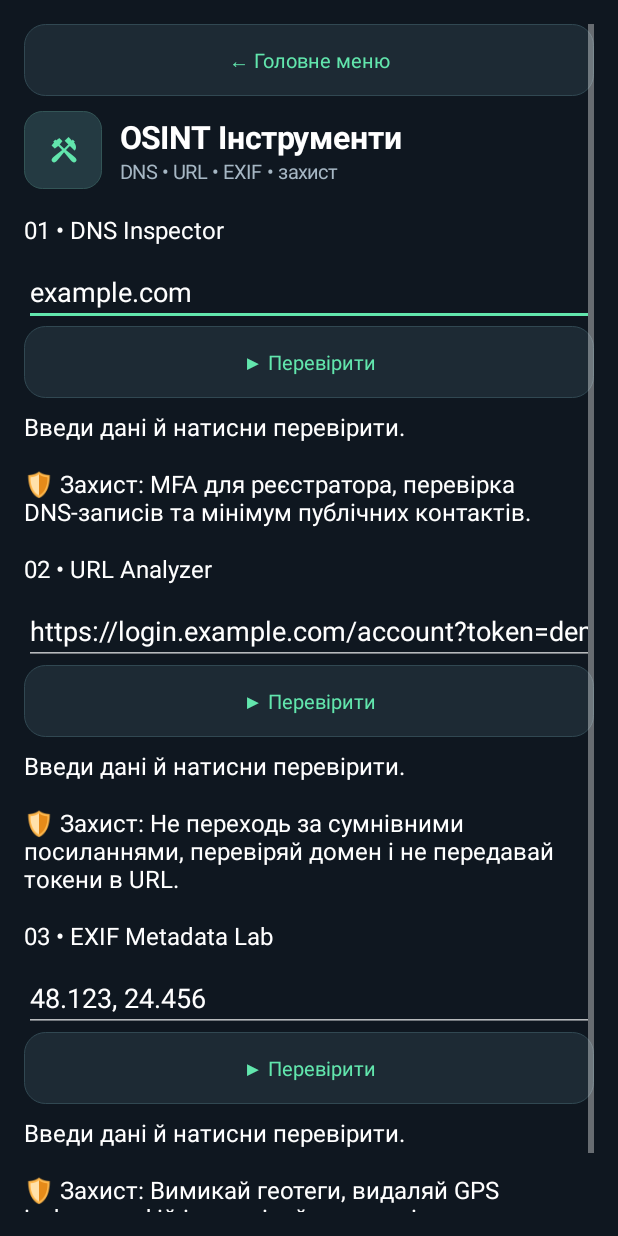
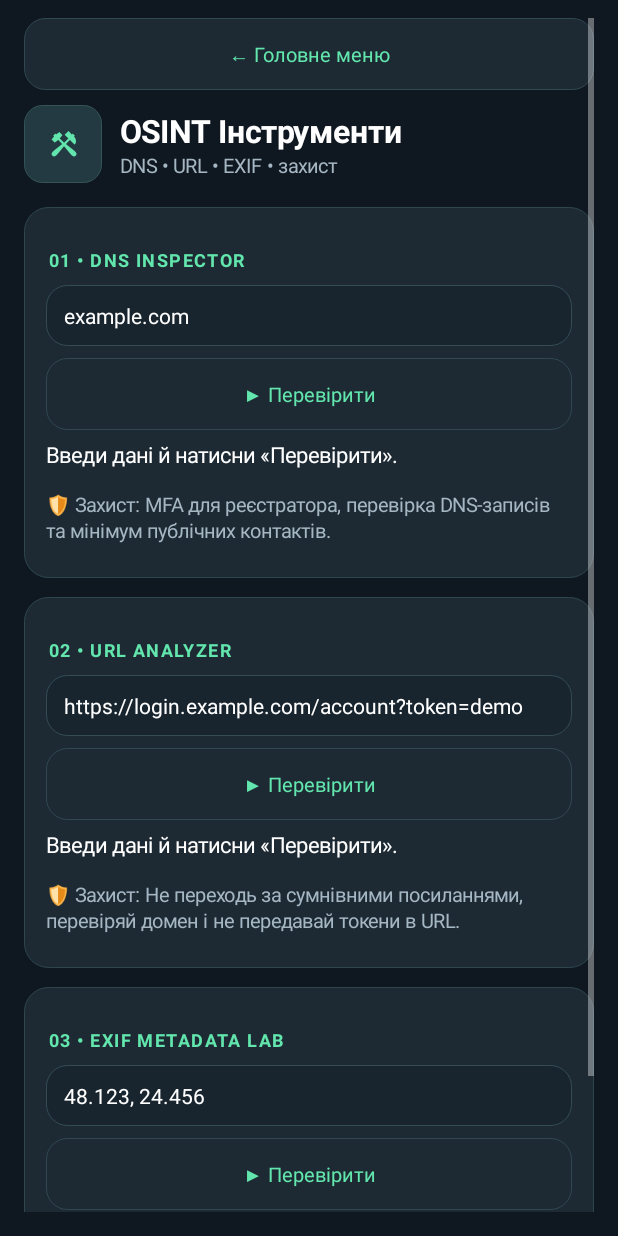
Before and after one commit to MrKanzo/Os1n7, an Android app: the ToolsActivity screen opened directly, with no data from a screen before it, on a phone screen of 412 x 824 dp. Run offline under Robolectric (Android 15) with nearby library versions, the phone set to English and light mode, and no system bars.

Commit message:
ui: group offline DNS URL EXIF exercises into clear cards

```diff
--- a/app/src/main/java/com/mrkanzo/os1n7/ToolsActivity.kt
+++ b/app/src/main/java/com/mrkanzo/os1n7/ToolsActivity.kt
@@ -7,34 +7,50 @@ import android.widget.*
 import java.net.URI
 
 class ToolsActivity : Activity() {
+    private fun dp(value: Int) = (value * resources.displayMetrics.density).toInt()
     override fun onCreate(savedInstanceState: Bundle?) {
         super.onCreate(savedInstanceState)
         val root=LinearLayout(this).apply {
             orientation=LinearLayout.VERTICAL
-            setPadding(24,24,24,24)
+            setPadding(dp(16),dp(12),dp(16),dp(16))
             setBackgroundColor(Color.rgb(15,23,32))
             setOnApplyWindowInsetsListener { v, ins ->
                 val bars=ins.getInsets(WindowInsets.Type.systemBars())
-                v.setPadding(24,bars.top+24,24,bars.bottom+24); ins
+                v.setPadding(dp(16),bars.top+dp(12),dp(16),bars.bottom+dp(16)); ins
             }
         }
         val scroll=ScrollView(this)
         val body=LinearLayout(this).apply { orientation=LinearLayout.VERTICAL }
         scroll.addView(body);root.addView(scroll);setContentView(root);root.requestApplyInsets()
-        fun label(value:String):TextView=TextView(this).apply {
-            text=value;textSize=16f;setTextColor(Color.WHITE);setPadding(0,12,0,12)
+        fun label(value:String, muted:Boolean=false):TextView=TextView(this).apply {
+            text=value;textSize=if(muted)13f else 14.5f
+            setTextColor(if(muted)Os1n7Ui.muted else Color.WHITE)
+            setPadding(0,dp(7),0,dp(8))
+            setLineSpacing(dp(2).toFloat(),1f)
         }
         fun exercise(title:String,example:String,defense:String,calc:(String)->String) {
-            body.addView(label(title))
-            val input=EditText(this).apply { setSingleLine(true);setText(example);setTextColor(Color.WHITE) }
-            body.addView(input)
-            val result=label("Введи дані й натисни перевірити.")
-            body.addView(Os1n7Ui.button(this).apply {
-                text="▶ Перевірити";isAllCaps=false
+            val card=LinearLayout(this).apply {
+                orientation=LinearLayout.VERTICAL
+                setPadding(dp(15),dp(13),dp(15),dp(15))
+                background=Os1n7Ui.cardBackground(this@ToolsActivity)
+            }
+            card.addView(Os1n7Ui.sectionHeading(this,title))
+            val input=EditText(this).apply {
+                setSingleLine(true);setText(example);textSize=14f
+                setTextColor(Color.WHITE);setPadding(dp(12),dp(11),dp(12),dp(11))
+                background=Os1n7Ui.inputBackground(this@ToolsActivity)
+            }
+            card.addView(input)
+            val result=label("Введи дані й натисни «Перевірити».")
+            card.addView(Os1n7Ui.button(this).apply {
+                text="▶ Перевірити"
                 setOnClickListener { result.text=calc(input.text.toString().trim()) }
+            },LinearLayout.LayoutParams(-1,-2).apply { topMargin=dp(8) })
+            card.addView(result)
+            card.addView(label("🛡 Захист: "+defense,true))
+            body.addView(card,LinearLayout.LayoutParams(-1,-2).apply {
+                topMargin=dp(8);bottomMargin=dp(5)
             })
-            body.addView(result)
-            body.addView(label("🛡️ Захист: "+defense))
         }
         body.addView(Os1n7Ui.button(this).apply { text="← Головне меню";isAllCaps=false;setOnClickListener { finish() } })
         Os1n7Ui.pageTitle(this,body,"⚒","OSINT Інструменти","DNS • URL • EXIF • захист")
```
